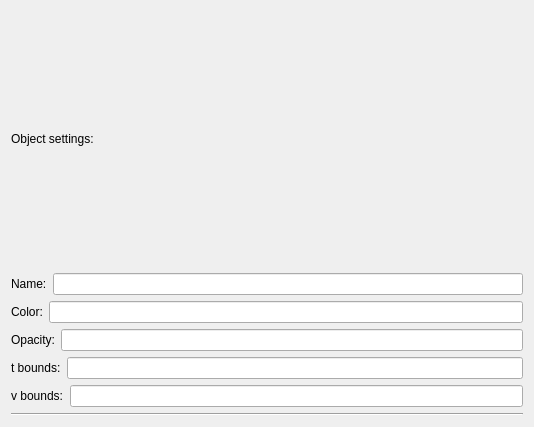
Before: the Qt Designer form package/ui/Widgets/ui/CommonSettingsWidget.ui in DenDen039/surface-view, drawn with Qt 5.
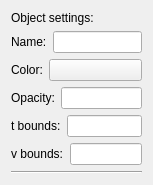
After: the same form once the commit is applied.

Commit message: Added switching color by button

The edit to the form file:
```diff
--- a/package/ui/Widgets/ui/CommonSettingsWidget.ui
+++ b/package/ui/Widgets/ui/CommonSettingsWidget.ui
@@ -6,8 +6,8 @@
    <rect>
     <x>0</x>
     <y>0</y>
-    <width>534</width>
-    <height>427</height>
+    <width>153</width>
+    <height>183</height>
    </rect>
   </property>
   <property name="windowTitle">
@@ -36,7 +36,7 @@
     </layout>
    </item>
    <item>
-    <layout class="QHBoxLayout" name="horizontalLayout_2">
+    <layout class="QHBoxLayout" name="horizontalLayout_2" stretch="0,1">
      <item>
       <widget class="QLabel" name="label_2">
        <property name="text">
@@ -45,7 +45,20 @@
       </widget>
      </item>
      <item>
-      <widget class="QLineEdit" name="inputColor"/>
+      <widget class="QPushButton" name="button_color">
+       <property name="styleSheet">
+        <string notr="true">backound-color : white</string>
+       </property>
+       <property name="text">
+        <string/>
+       </property>
+       <property name="checkable">
+        <bool>false</bool>
+       </property>
+       <property name="default">
+        <bool>false</bool>
+       </property>
+      </widget>
      </item>
     </layout>
    </item>
```
The commit also changes 2 other files.
